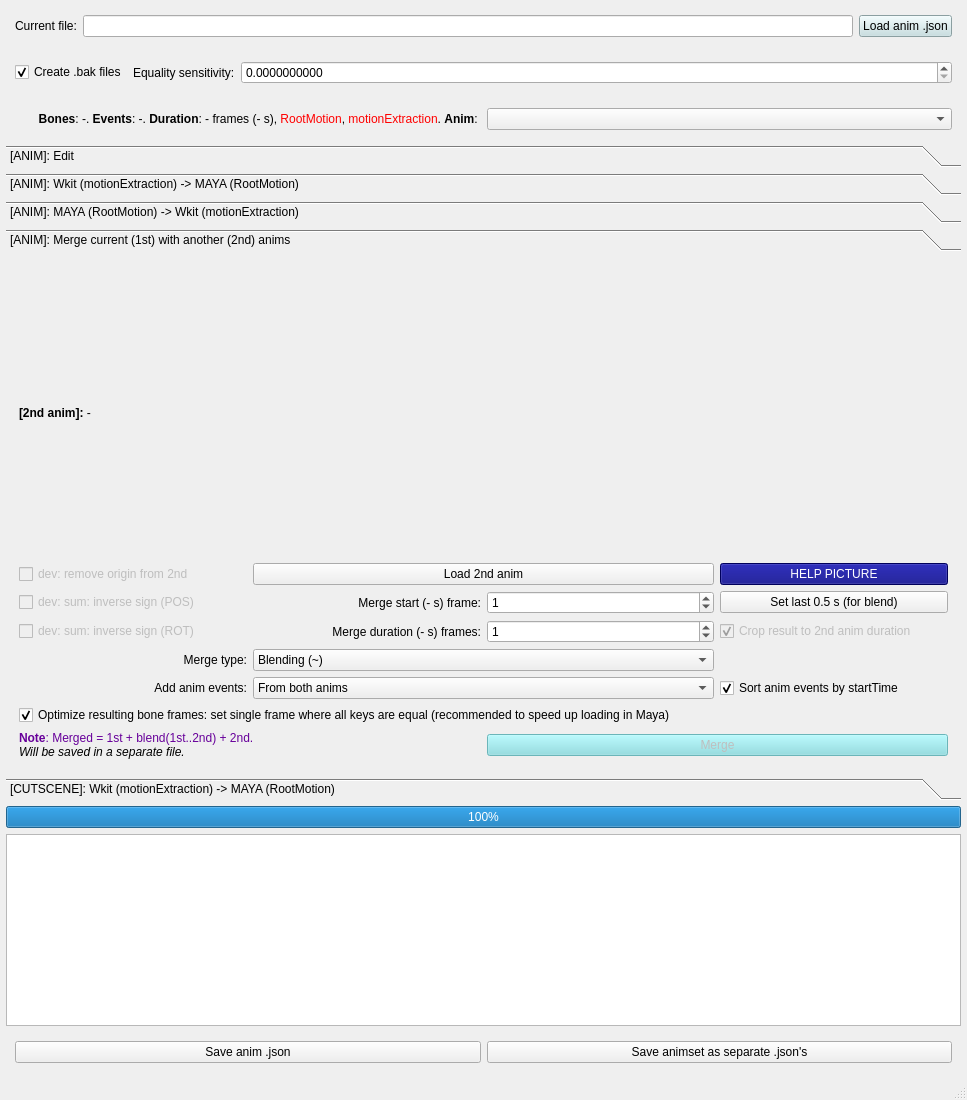
This is source/W3MayaAnimUtil.ui in nikich340/W3-Maya-AnimUtil as Qt 5 draws it before an edit. The edited form follows.
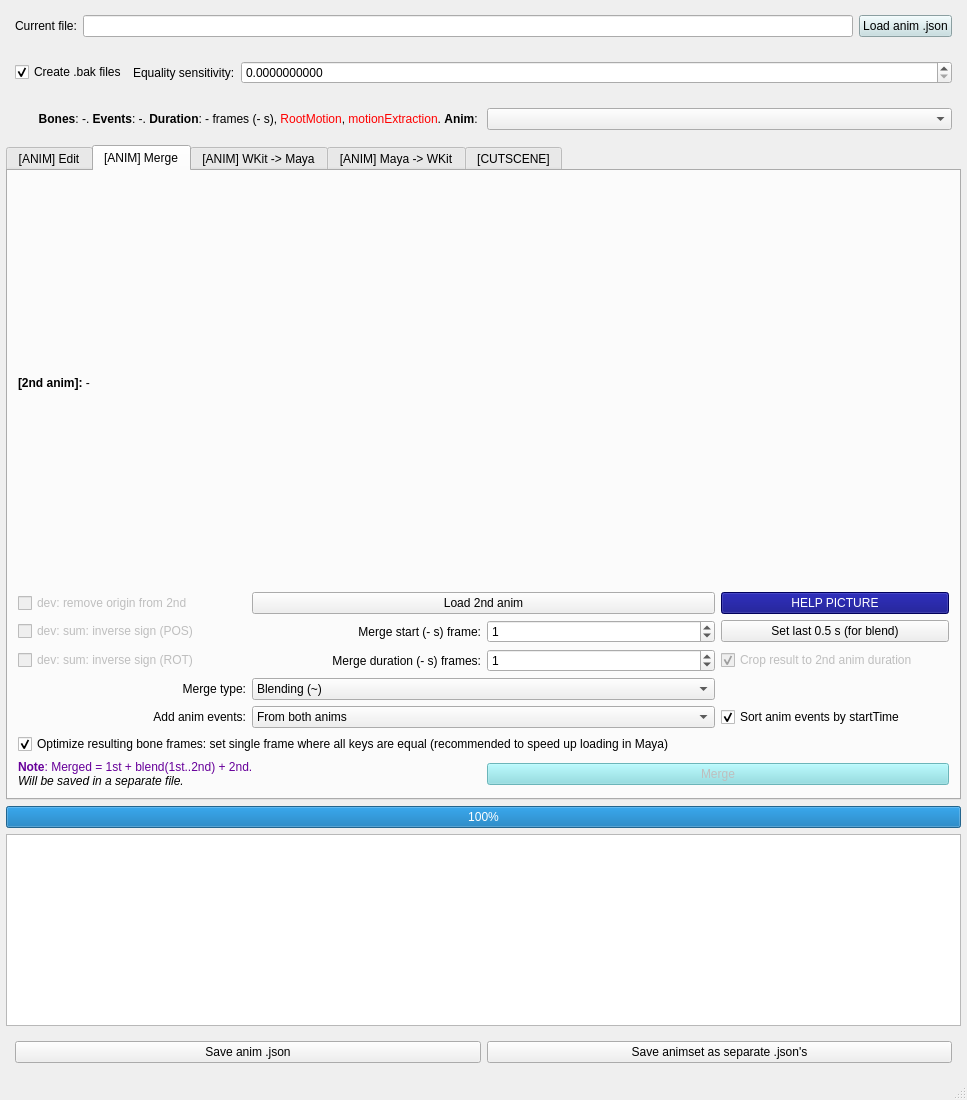
This is the edited form.

Commit message: + UI: Switch to tab widget

```diff
--- a/source/W3MayaAnimUtil.ui
+++ b/source/W3MayaAnimUtil.ui
@@ -145,21 +145,16 @@
      </widget>
     </item>
     <item>
-     <widget class="QToolBox" name="toolBox">
+     <widget class="QTabWidget" name="tabWidget">
       <property name="currentIndex">
        <number>3</number>
       </property>
-      <widget class="QWidget" name="page_0_Edit">
-       <property name="geometry">
-        <rect>
-         <x>0</x>
-         <y>-79</y>
-         <width>934</width>
-         <height>487</height>
-        </rect>
-       </property>
-       <attribute name="label">
-        <string>[ANIM]: Edit</string>
+      <property name="movable">
+       <bool>true</bool>
+      </property>
+      <widget class="QWidget" name="tabWidgetPage1" native="true">
+       <attribute name="title">
+        <string>[ANIM] Edit</string>
        </attribute>
        <layout class="QVBoxLayout" name="verticalLayout_10">
         <item>
@@ -482,17 +477,279 @@
         </item>
        </layout>
       </widget>
-      <widget class="QWidget" name="page_1">
-       <property name="geometry">
-        <rect>
-         <x>0</x>
-         <y>0</y>
-         <width>955</width>
-         <height>408</height>
-        </rect>
-       </property>
-       <attribute name="label">
-        <string>[ANIM]: Wkit (motionExtraction) -&gt; MAYA (RootMotion)</string>
+      <widget class="QWidget" name="tabWidgetPage4" native="true">
+       <attribute name="title">
+        <string>[ANIM] Merge</string>
+       </attribute>
+       <layout class="QVBoxLayout" name="verticalLayout_8">
+        <property name="leftMargin">
+         <number>6</number>
+        </property>
+        <property name="topMargin">
+         <number>6</number>
+        </property>
+        <property name="rightMargin">
+         <number>6</number>
+        </property>
+        <property name="bottomMargin">
+         <number>6</number>
+        </property>
+        <item>
+         <widget class="QWidget" name="widget_8" native="true">
+          <layout class="QGridLayout" name="gridLayout">
+           <property name="leftMargin">
+            <number>4</number>
+           </property>
+           <property name="topMargin">
+            <number>4</number>
+           </property>
+           <property name="rightMargin">
+            <number>4</number>
+           </property>
+           <property name="bottomMargin">
+            <number>4</number>
+           </property>
+           <property name="spacing">
+            <number>6</number>
+           </property>
+           <item row="5" column="2">
+            <widget class="QSpinBox" name="spinMergeDuration">
+             <property name="maximum">
+              <number>60000</number>
+             </property>
+             <property name="value">
+              <number>1</number>
+             </property>
+            </widget>
+           </item>
+           <item row="5" column="1">
+            <widget class="QLabel" name="labelMergeDuration">
+             <property name="text">
+              <string>Merge duration (- s) frames:</string>
+             </property>
+             <property name="alignment">
+              <set>Qt::AlignRight|Qt::AlignTrailing|Qt::AlignVCenter</set>
+             </property>
+            </widget>
+           </item>
+           <item row="1" column="1" colspan="2">
+            <widget class="QPushButton" name="buttonMergeLoad">
+             <property name="text">
+              <string>Load 2nd anim</string>
+             </property>
+            </widget>
+           </item>
+           <item row="5" column="0">
+            <widget class="QCheckBox" name="checkMergeSumInverseRot">
+             <property name="enabled">
+              <bool>false</bool>
+             </property>
+             <property name="text">
+              <string>dev: sum: inverse sign (ROT)</string>
+             </property>
+            </widget>
+           </item>
+           <item row="3" column="0">
+            <widget class="QCheckBox" name="checkMergeSumInversePos">
+             <property name="enabled">
+              <bool>false</bool>
+             </property>
+             <property name="text">
+              <string>dev: sum: inverse sign (POS)</string>
+             </property>
+            </widget>
+           </item>
+           <item row="8" column="3">
+            <widget class="QCheckBox" name="checkMergeEventsSort">
+             <property name="text">
+              <string>Sort anim events by startTime</string>
+             </property>
+             <property name="checked">
+              <bool>true</bool>
+             </property>
+            </widget>
+           </item>
+           <item row="5" column="3">
+            <widget class="QCheckBox" name="checkMergeCropToSecond">
+             <property name="enabled">
+              <bool>false</bool>
+             </property>
+             <property name="text">
+              <string>Crop result to 2nd anim duration</string>
+             </property>
+             <property name="checked">
+              <bool>true</bool>
+             </property>
+            </widget>
+           </item>
+           <item row="7" column="1" colspan="2">
+            <widget class="QComboBox" name="comboMergeType">
+             <property name="currentIndex">
+              <number>0</number>
+             </property>
+             <item>
+              <property name="text">
+               <string>Blending (~)</string>
+              </property>
+             </item>
+             <item>
+              <property name="text">
+               <string>Summation (+)</string>
+              </property>
+             </item>
+             <item>
+              <property name="text">
+               <string>Subtraction (-)</string>
+              </property>
+             </item>
+            </widget>
+           </item>
+           <item row="3" column="2">
+            <widget class="QSpinBox" name="spinMergeStart">
+             <property name="maximum">
+              <number>60000</number>
+             </property>
+             <property name="value">
+              <number>1</number>
+             </property>
+            </widget>
+           </item>
+           <item row="1" column="0">
+            <widget class="QCheckBox" name="checkMergeRemoveOrigin">
+             <property name="enabled">
+              <bool>false</bool>
+             </property>
+             <property name="text">
+              <string>dev: remove origin from 2nd</string>
+             </property>
+            </widget>
+           </item>
+           <item row="9" column="0" colspan="4">
+            <widget class="QCheckBox" name="checkMergeOptimize">
+             <property name="text">
+              <string>Optimize resulting bone frames: set single frame where all keys are equal (recommended to speed up loading in Maya)</string>
+             </property>
+             <property name="checked">
+              <bool>true</bool>
+             </property>
+            </widget>
+           </item>
+           <item row="8" column="1" colspan="2">
+            <widget class="QComboBox" name="comboMergeEvents">
+             <property name="currentIndex">
+              <number>3</number>
+             </property>
+             <item>
+              <property name="text">
+               <string>None</string>
+              </property>
+             </item>
+             <item>
+              <property name="text">
+               <string>Only from 1st</string>
+              </property>
+             </item>
+             <item>
+              <property name="text">
+               <string>Only from 2nd</string>
+              </property>
+             </item>
+             <item>
+              <property name="text">
+               <string>From both anims</string>
+              </property>
+             </item>
+            </widget>
+           </item>
+           <item row="7" column="0">
+            <widget class="QLabel" name="labelMergeType">
+             <property name="text">
+              <string>Merge type:</string>
+             </property>
+             <property name="alignment">
+              <set>Qt::AlignRight|Qt::AlignTrailing|Qt::AlignVCenter</set>
+             </property>
+            </widget>
+           </item>
+           <item row="3" column="1">
+            <widget class="QLabel" name="labelMergeStart">
+             <property name="text">
+              <string>Merge start (- s) frame:</string>
+             </property>
+             <property name="alignment">
+              <set>Qt::AlignRight|Qt::AlignTrailing|Qt::AlignVCenter</set>
+             </property>
+            </widget>
+           </item>
+           <item row="1" column="3">
+            <widget class="QPushButton" name="buttonMergeHelp">
+             <property name="styleSheet">
+              <string notr="true">background-color: rgb(0, 0, 127);
+color: rgb(255, 255, 255);</string>
+             </property>
+             <property name="text">
+              <string>HELP PICTURE</string>
+             </property>
+             <property name="checkable">
+              <bool>false</bool>
+             </property>
+            </widget>
+           </item>
+           <item row="0" column="0" colspan="4">
+            <widget class="QLabel" name="labelMergeSecondInfo">
+             <property name="text">
+              <string>&lt;html&gt;&lt;head/&gt;&lt;body&gt;&lt;p&gt;&lt;span style=&quot; font-weight:700;&quot;&gt;[2nd anim]:&lt;/span&gt; -&lt;/p&gt;&lt;/body&gt;&lt;/html&gt;</string>
+             </property>
+            </widget>
+           </item>
+           <item row="11" column="0" colspan="2">
+            <widget class="QLabel" name="labelMergeNote">
+             <property name="text">
+              <string>&lt;html&gt;&lt;head/&gt;&lt;body&gt;&lt;p&gt;&lt;span style=&quot; font-weight:700; color:#67009a;&quot;&gt;Note&lt;/span&gt;&lt;span style=&quot; color:#67009a;&quot;&gt;: Merged = 1st + blend(1st..2nd) + 2nd.&lt;/span&gt;&lt;br/&gt;&lt;span style=&quot; font-style:italic;&quot;&gt;Will be saved in a separate file.&lt;/span&gt;&lt;/p&gt;&lt;/body&gt;&lt;/html&gt;</string>
+             </property>
+            </widget>
+           </item>
+           <item row="11" column="2" colspan="2">
+            <widget class="QPushButton" name="buttonMergeDo">
+             <property name="enabled">
+              <bool>false</bool>
+             </property>
+             <property name="styleSheet">
+              <string notr="true">background-color: rgb(130, 220, 225);</string>
+             </property>
+             <property name="text">
+              <string>Merge</string>
+             </property>
+             <property name="checkable">
+              <bool>false</bool>
+             </property>
+            </widget>
+           </item>
+           <item row="8" column="0">
+            <widget class="QLabel" name="labelMergeEvents">
+             <property name="text">
+              <string>Add anim events:</string>
+             </property>
+             <property name="alignment">
+              <set>Qt::AlignRight|Qt::AlignTrailing|Qt::AlignVCenter</set>
+             </property>
+            </widget>
+           </item>
+           <item row="3" column="3">
+            <widget class="QPushButton" name="buttonMergeLastHalfSec">
+             <property name="text">
+              <string>Set last 0.5 s (for blend)</string>
+             </property>
+            </widget>
+           </item>
+          </layout>
+         </widget>
+        </item>
+       </layout>
+      </widget>
+      <widget class="QWidget" name="tabWidgetPage2" native="true">
+       <attribute name="title">
+        <string>[ANIM] WKit -&gt; Maya</string>
        </attribute>
        <layout class="QVBoxLayout" name="verticalLayout_3">
         <item>
@@ -710,17 +967,9 @@
         </item>
        </layout>
       </widget>
-      <widget class="QWidget" name="page_2">
-       <property name="geometry">
-        <rect>
-         <x>0</x>
-         <y>0</y>
-         <width>1039</width>
-         <height>400</height>
-        </rect>
-       </property>
-       <attribute name="label">
-        <string>[ANIM]: MAYA (RootMotion) -&gt; Wkit (motionExtraction)</string>
+      <widget class="QWidget" name="tabWidgetPage3" native="true">
+       <attribute name="title">
+        <string>[ANIM] Maya -&gt; WKit</string>
        </attribute>
        <layout class="QVBoxLayout" name="verticalLayout_7">
         <item>
@@ -918,283 +1167,9 @@
         </item>
        </layout>
       </widget>
-      <widget class="QWidget" name="page_3">
-       <property name="geometry">
-        <rect>
-         <x>0</x>
-         <y>0</y>
-         <width>955</width>
-         <height>408</height>
-        </rect>
-       </property>
-       <attribute name="label">
-        <string>[ANIM]: Merge current (1st) with another (2nd) anims</string>
-       </attribute>
-       <layout class="QVBoxLayout" name="verticalLayout_8">
-        <item>
-         <widget class="QWidget" name="widget_8" native="true">
-          <layout class="QGridLayout" name="gridLayout">
-           <property name="leftMargin">
-            <number>4</number>
-           </property>
-           <property name="topMargin">
-            <number>4</number>
-           </property>
-           <property name="rightMargin">
-            <number>4</number>
-           </property>
-           <property name="bottomMargin">
-            <number>4</number>
-           </property>
-           <property name="spacing">
-            <number>6</number>
-           </property>
-           <item row="5" column="2">
-            <widget class="QSpinBox" name="spinMergeDuration">
-             <property name="maximum">
-              <number>60000</number>
-             </property>
-             <property name="value">
-              <number>1</number>
-             </property>
-            </widget>
-           </item>
-           <item row="1" column="3">
-            <widget class="QPushButton" name="buttonMergeHelp">
-             <property name="styleSheet">
-              <string notr="true">background-color: rgb(0, 0, 127);
-color: rgb(255, 255, 255);</string>
-             </property>
-             <property name="text">
-              <string>HELP PICTURE</string>
-             </property>
-             <property name="checkable">
-              <bool>false</bool>
-             </property>
-            </widget>
-           </item>
-           <item row="1" column="1" colspan="2">
-            <widget class="QPushButton" name="buttonMergeLoad">
-             <property name="text">
-              <string>Load 2nd anim</string>
-             </property>
-            </widget>
-           </item>
-           <item row="5" column="1">
-            <widget class="QLabel" name="labelMergeDuration">
-             <property name="text">
-              <string>Merge duration (- s) frames:</string>
-             </property>
-             <property name="alignment">
-              <set>Qt::AlignRight|Qt::AlignTrailing|Qt::AlignVCenter</set>
-             </property>
-            </widget>
-           </item>
-           <item row="8" column="1" colspan="2">
-            <widget class="QComboBox" name="comboMergeEvents">
-             <property name="currentIndex">
-              <number>3</number>
-             </property>
-             <item>
-              <property name="text">
-               <string>None</string>
-              </property>
-             </item>
-             <item>
-              <property name="text">
-               <string>Only from 1st</string>
-              </property>
-             </item>
-             <item>
-              <property name="text">
-               <string>Only from 2nd</string>
-              </property>
-             </item>
-             <item>
-              <property name="text">
-               <string>From both anims</string>
-              </property>
-             </item>
-            </widget>
-           </item>
-           <item row="7" column="0">
-            <widget class="QLabel" name="labelMergeType">
-             <property name="text">
-              <string>Merge type:</string>
-             </property>
-             <property name="alignment">
-              <set>Qt::AlignRight|Qt::AlignTrailing|Qt::AlignVCenter</set>
-             </property>
-            </widget>
-           </item>
-           <item row="1" column="0">
-            <widget class="QCheckBox" name="checkMergeRemoveOrigin">
-             <property name="enabled">
-              <bool>false</bool>
-             </property>
-             <property name="text">
-              <string>dev: remove origin from 2nd</string>
-             </property>
-            </widget>
-           </item>
-           <item row="0" column="0" colspan="4">
-            <widget class="QLabel" name="labelMergeSecondInfo">
-             <property name="text">
-              <string>&lt;html&gt;&lt;head/&gt;&lt;body&gt;&lt;p&gt;&lt;span style=&quot; font-weight:700;&quot;&gt;[2nd anim]:&lt;/span&gt; -&lt;/p&gt;&lt;/body&gt;&lt;/html&gt;</string>
-             </property>
-            </widget>
-           </item>
-           <item row="3" column="1">
-            <widget class="QLabel" name="labelMergeStart">
-             <property name="text">
-              <string>Merge start (- s) frame:</string>
-             </property>
-             <property name="alignment">
-              <set>Qt::AlignRight|Qt::AlignTrailing|Qt::AlignVCenter</set>
-             </property>
-            </widget>
-           </item>
-           <item row="8" column="3">
-            <widget class="QCheckBox" name="checkMergeEventsSort">
-             <property name="text">
-              <string>Sort anim events by startTime</string>
-             </property>
-             <property name="checked">
-              <bool>true</bool>
-             </property>
-            </widget>
-           </item>
-           <item row="8" column="0">
-            <widget class="QLabel" name="labelMergeEvents">
-             <property name="text">
-              <string>Add anim events:</string>
-             </property>
-             <property name="alignment">
-              <set>Qt::AlignRight|Qt::AlignTrailing|Qt::AlignVCenter</set>
-             </property>
-            </widget>
-           </item>
-           <item row="7" column="1" colspan="2">
-            <widget class="QComboBox" name="comboMergeType">
-             <property name="currentIndex">
-              <number>0</number>
-             </property>
-             <item>
-              <property name="text">
-               <string>Blending (~)</string>
-              </property>
-             </item>
-             <item>
-              <property name="text">
-               <string>Summation (+)</string>
-              </property>
-             </item>
-             <item>
-              <property name="text">
-               <string>Subtraction (-)</string>
-              </property>
-             </item>
-            </widget>
-           </item>
-           <item row="5" column="3">
-            <widget class="QCheckBox" name="checkMergeCropToSecond">
-             <property name="enabled">
-              <bool>false</bool>
-             </property>
-             <property name="text">
-              <string>Crop result to 2nd anim duration</string>
-             </property>
-             <property name="checked">
-              <bool>true</bool>
-             </property>
-            </widget>
-           </item>
-           <item row="11" column="0" colspan="2">
-            <widget class="QLabel" name="labelMergeNote">
-             <property name="text">
-              <string>&lt;html&gt;&lt;head/&gt;&lt;body&gt;&lt;p&gt;&lt;span style=&quot; font-weight:700; color:#67009a;&quot;&gt;Note&lt;/span&gt;&lt;span style=&quot; color:#67009a;&quot;&gt;: Merged = 1st + blend(1st..2nd) + 2nd.&lt;/span&gt;&lt;br/&gt;&lt;span style=&quot; font-style:italic;&quot;&gt;Will be saved in a separate file.&lt;/span&gt;&lt;/p&gt;&lt;/body&gt;&lt;/html&gt;</string>
-             </property>
-            </widget>
-           </item>
-           <item row="11" column="2" colspan="2">
-            <widget class="QPushButton" name="buttonMergeDo">
-             <property name="enabled">
-              <bool>false</bool>
-             </property>
-             <property name="styleSheet">
-              <string notr="true">background-color: rgb(130, 220, 225);</string>
-             </property>
-             <property name="text">
-              <string>Merge</string>
-             </property>
-             <property name="checkable">
-              <bool>false</bool>
-             </property>
-            </widget>
-           </item>
-           <item row="3" column="0">
-            <widget class="QCheckBox" name="checkMergeSumInversePos">
-             <property name="enabled">
-              <bool>false</bool>
-             </property>
-             <property name="text">
-              <string>dev: sum: inverse sign (POS)</string>
-             </property>
-            </widget>
-           </item>
-           <item row="3" column="3">
-            <widget class="QPushButton" name="buttonMergeLastHalfSec">
-             <property name="text">
-              <string>Set last 0.5 s (for blend)</string>
-             </property>
-            </widget>
-           </item>
-           <item row="3" column="2">
-            <widget class="QSpinBox" name="spinMergeStart">
-             <property name="maximum">
-              <number>60000</number>
-             </property>
-             <property name="value">
-              <number>1</number>
-             </property>
-            </widget>
-           </item>
-           <item row="5" column="0">
-            <widget class="QCheckBox" name="checkMergeSumInverseRot">
-             <property name="enabled">
-              <bool>false</bool>
-             </property>
-             <property name="text">
-              <string>dev: sum: inverse sign (ROT)</string>
-             </property>
-            </widget>
-           </item>
-           <item row="9" column="0" colspan="4">
-            <widget class="QCheckBox" name="checkMergeOptimize">
-             <property name="text">
-              <string>Optimize resulting bone frames: set single frame where all keys are equal (recommended to speed up loading in Maya)</string>
-             </property>
-             <property name="checked">
-              <bool>true</bool>
-             </property>
-            </widget>
-           </item>
-          </layout>
-         </widget>
-        </item>
-       </layout>
-      </widget>
-      <widget class="QWidget" name="page_4">
-       <property name="geometry">
-        <rect>
-         <x>0</x>
-         <y>0</y>
-         <width>955</width>
-         <height>408</height>
-        </rect>
-       </property>
-       <attribute name="label">
-        <string>[CUTSCENE]: Wkit (motionExtraction) -&gt; MAYA (RootMotion)</string>
+      <widget class="QWidget" name="tabWidgetPage5" native="true">
+       <attribute name="title">
+        <string>[CUTSCENE]</string>
        </attribute>
        <layout class="QVBoxLayout" name="verticalLayout_5">
         <item>
```
Left out of the diff: 50 changed lines with no effect on the pictures.
